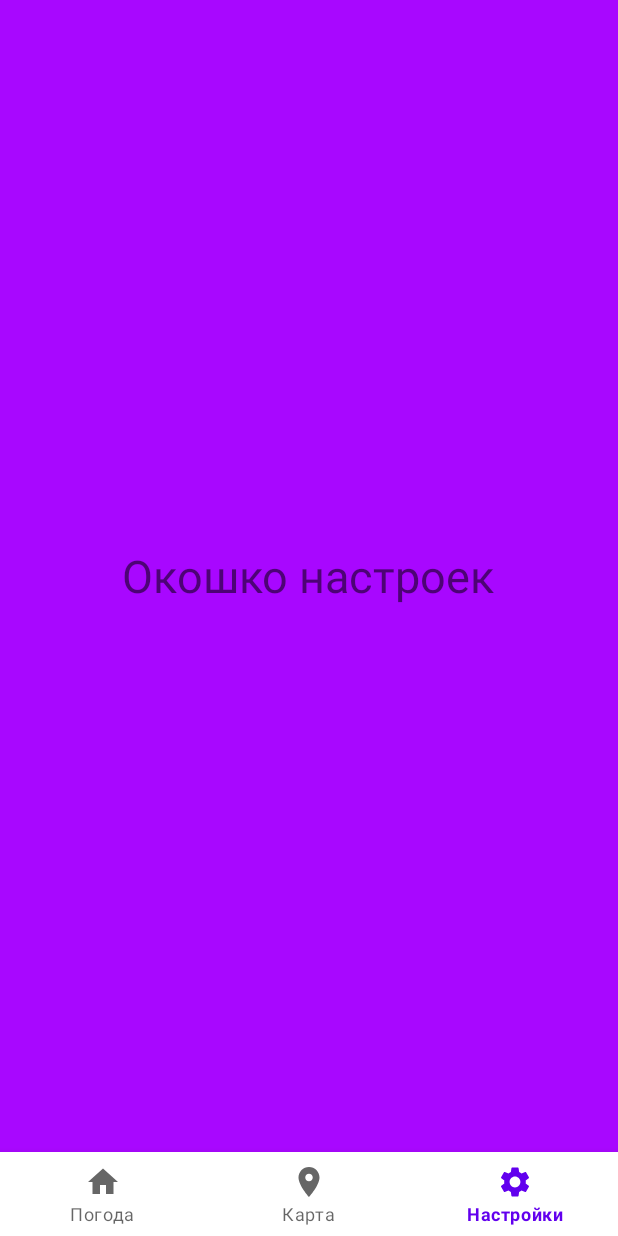
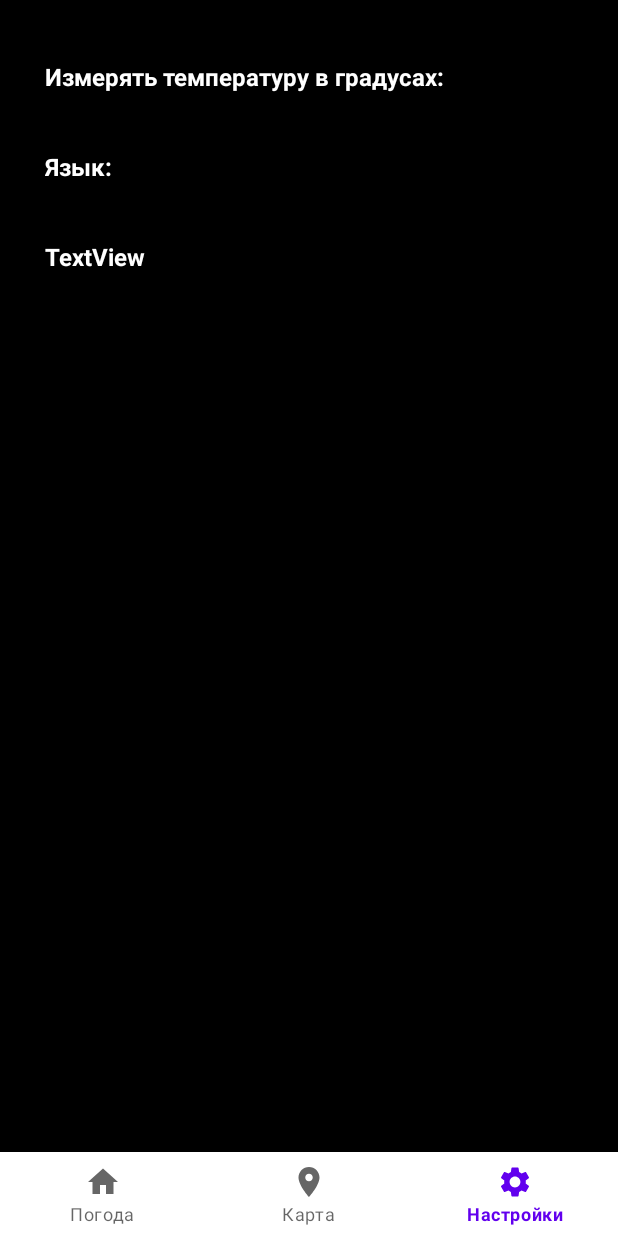
Before and after one commit to l-Mel-l/WeatherInformer, an Android app: the screen it shows after launch (MainActivity), item 3 of the bottom bar chosen, on a phone screen of 412 x 824 dp. Run offline under Robolectric (Android 15) with nearby library versions, the phone set to English and light mode, and no system bars.

Commit message:
settingsxz

```diff
--- a/app/src/main/res/layout/fragment_settings.xml
+++ b/app/src/main/res/layout/fragment_settings.xml
@@ -3,15 +3,41 @@
     xmlns:tools="http://schemas.android.com/tools"
     android:layout_width="match_parent"
     android:layout_height="match_parent"
-    tools:context=".SettingsFragment"
-    android:background="#A807FF">
+    android:background="#000000"
+    tools:context=".SettingsFragment">
 
     <!-- TODO: Update blank fragment layout -->
     <TextView
+        android:id="@+id/text1"
         android:layout_width="wrap_content"
         android:layout_height="wrap_content"
-        android:text="Окошко настроек"
-        android:textSize="30dp"
-        android:layout_gravity="center"/>
+        android:text="Измерять температуру в градусах:"
+        android:textColor="#FFFFFF"
+        android:textSize="16sp"
+        android:textStyle="bold"
+        android:translationX="30dp"
+        android:translationY="40dp" />
+
+    <TextView
+        android:id="@+id/text2"
+        android:layout_width="wrap_content"
+        android:layout_height="wrap_content"
+        android:text="Язык:"
+        android:textColor="#FFFFFF"
+        android:textSize="16sp"
+        android:textStyle="bold"
+        android:translationX="30dp"
+        android:translationY="100dp" />
+
+    <TextView
+        android:id="@+id/textView4"
+        android:layout_width="wrap_content"
+        android:layout_height="wrap_content"
+        android:text="TextView"
+        android:textColor="#FFFFFF"
+        android:textSize="16sp"
+        android:textStyle="bold"
+        android:translationX="30dp"
+        android:translationY="160dp" />
 
 </FrameLayout>
```
